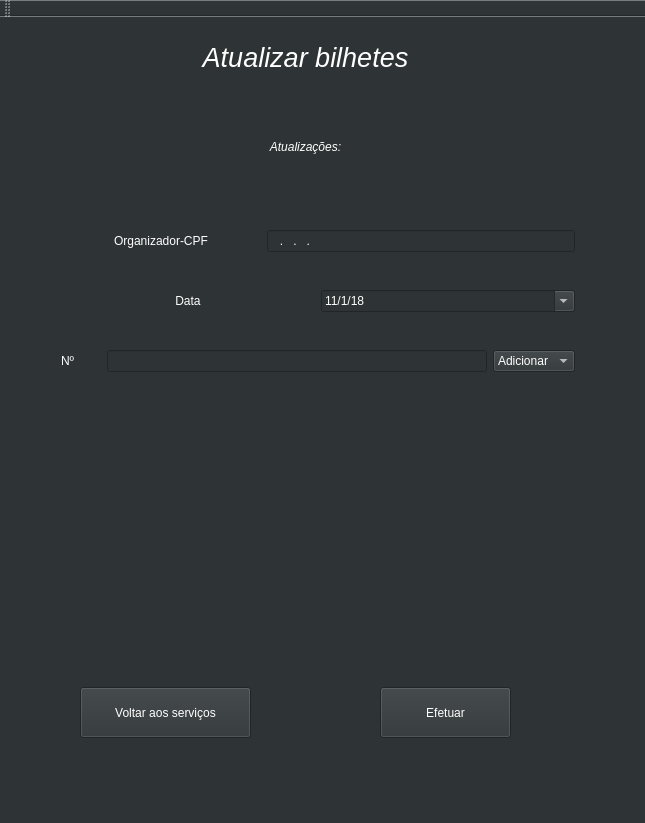
Before: the Qt Designer form src/updateTickets.ui in martchellop/DB_Project, drawn with Qt 5.
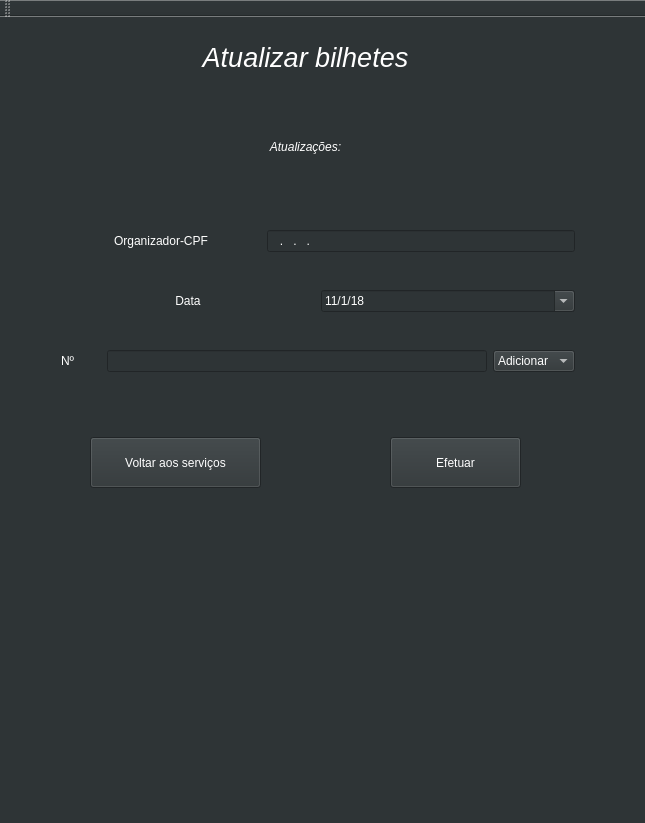
After: the same form once the commit is applied.

```diff
--- a/src/updateTickets.ui
+++ b/src/updateTickets.ui
@@ -243,8 +243,8 @@
    <widget class="QPushButton" name="button_update_event">
     <property name="geometry">
      <rect>
-      <x>380</x>
-      <y>670</y>
+      <x>390</x>
+      <y>420</y>
       <width>131</width>
       <height>51</height>
      </rect>
@@ -260,8 +260,8 @@
    <widget class="QPushButton" name="button_menu">
     <property name="geometry">
      <rect>
-      <x>80</x>
-      <y>670</y>
+      <x>90</x>
+      <y>420</y>
       <width>171</width>
       <height>51</height>
      </rect>
```
